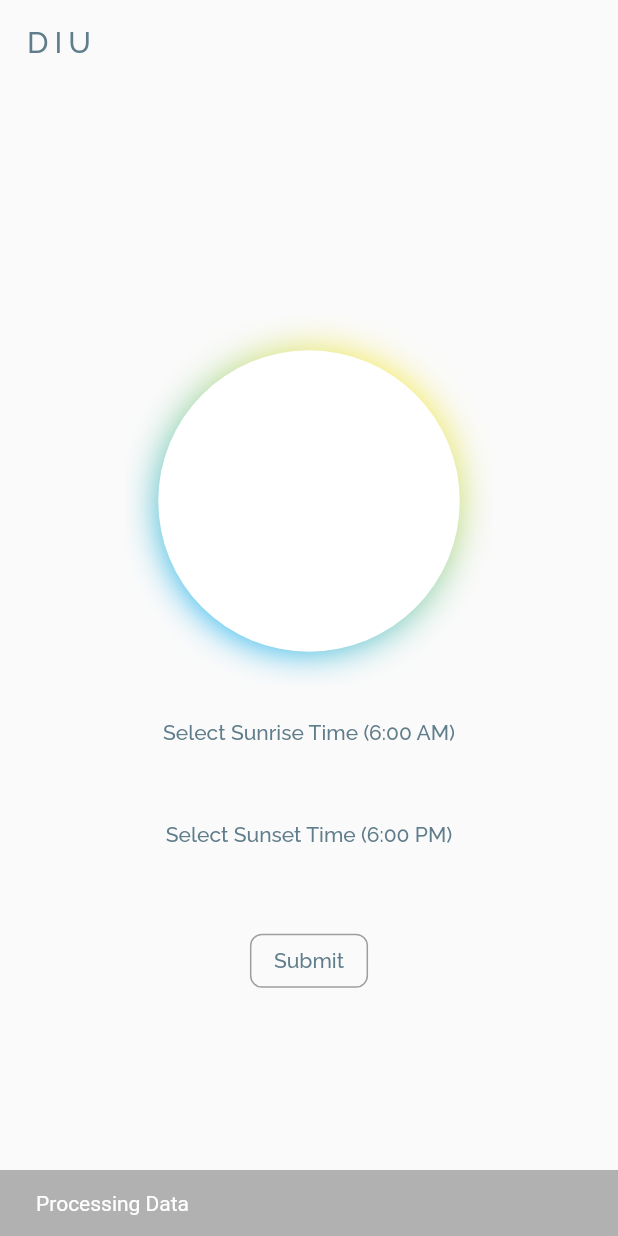
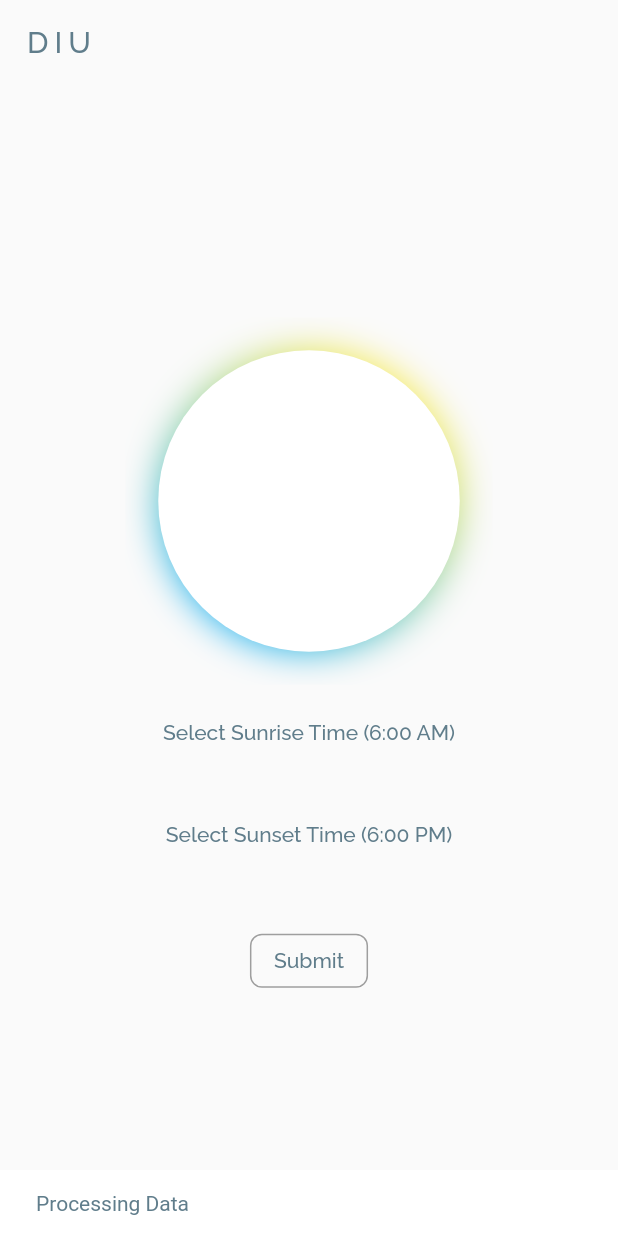
Before and after one commit to berlin-experiment/Diu, a Flutter app: the screen it shows after launch, after a tap on "Submit", on a phone screen of 412 x 824 dp. Run offline on Flutter 3.47's test engine with Material 2 defaults, Android fonts, the phone set to English and light mode, and no system bars; drawn by our look-alikes of blurrycontainer; our stand-ins replace flutter_blue_plus.

Commit message:
added theme to snackBar

```diff
--- a/mobile/lib/time_form.dart
+++ b/mobile/lib/time_form.dart
@@ -40,6 +40,7 @@ class _TimeFormState extends State<TimeForm> {
 
   @override
   Widget build(BuildContext context) {
+    final theme = Theme.of(context);
     return Padding(
       padding: const EdgeInsets.symmetric(vertical: 8.0, horizontal: 20.0),
       child: Form(
@@ -65,7 +66,13 @@ class _TimeFormState extends State<TimeForm> {
                 onPressed: () {
                   if (_formKey.currentState!.validate()) {
                     ScaffoldMessenger.of(context).showSnackBar(
-                      const SnackBar(content: Text('Processing Data')),
+                      SnackBar(
+                        content: Text(
+                          'Processing Data',
+                          style: TextStyle(color: theme.colorScheme.onPrimary),
+                        ),
+                        backgroundColor: theme.colorScheme.background,
+                      ),
                     );
                   }
                 },
```
